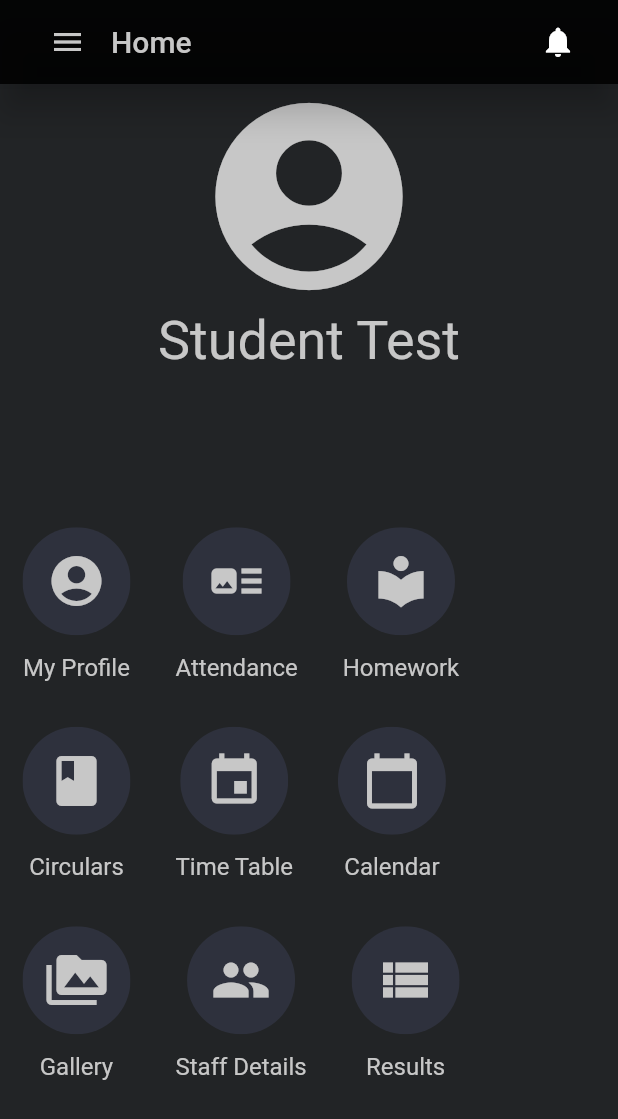
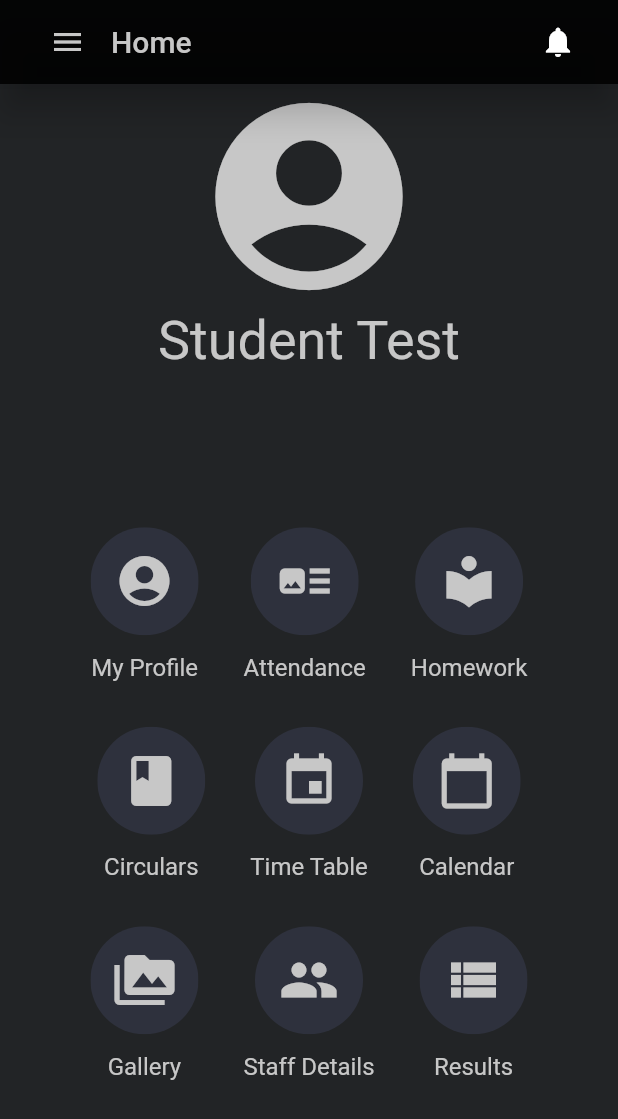
Before and after one commit to therealansh/iiit_sonepat_app, a Flutter app: the screen it shows once a user with an empty profile is signed in, on a phone screen of 412 x 824 dp. Shown: the top 1119 px of the screen. Run offline on Flutter 3.47's test engine with Material 2 defaults, Android fonts, the phone set to English and light mode, and no system bars; our stand-ins replace firebase_auth; accounts and stored records are empty.

Commit message:
Homepage Icons Alligned at centre.

```diff
--- a/lib/pages/homepage.dart
+++ b/lib/pages/homepage.dart
@@ -64,7 +64,8 @@ class HomePage extends StatelessWidget {
                   shrinkWrap: true,
                   scrollDirection: Axis.vertical,
                   children: <Widget>[
-                    SingleChildScrollView(
+                    Center(
+                      child: SingleChildScrollView(
                         scrollDirection: Axis.horizontal,
                         child: Row(
                           mainAxisAlignment: MainAxisAlignment.center,
@@ -84,7 +85,9 @@ class HomePage extends StatelessWidget {
                           ],
                         ),
                       ),
-                    SingleChildScrollView(
+                    ),
+                    Center(
+                      child: SingleChildScrollView(
                         scrollDirection: Axis.horizontal,
                         child: Row(
                           mainAxisAlignment: MainAxisAlignment.center,
@@ -104,7 +107,9 @@ class HomePage extends StatelessWidget {
                           ],
                         ),
                       ),
-                    SingleChildScrollView(
+                    ),
+                    Center(
+                      child: SingleChildScrollView(
                         scrollDirection: Axis.horizontal,
                         child: Row(
                           mainAxisAlignment: MainAxisAlignment.center,
@@ -124,6 +129,7 @@ class HomePage extends StatelessWidget {
                           ],
                         ),
                       ),
+                    ),
                   ],
                 ),
               ),
```
Lines whose indentation alone changed are shown as unchanged.
